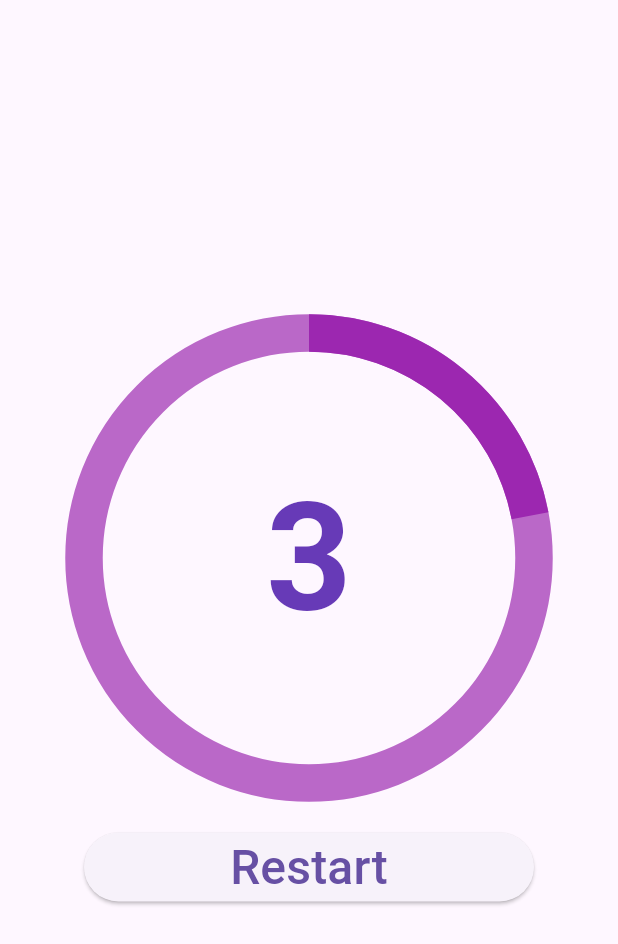
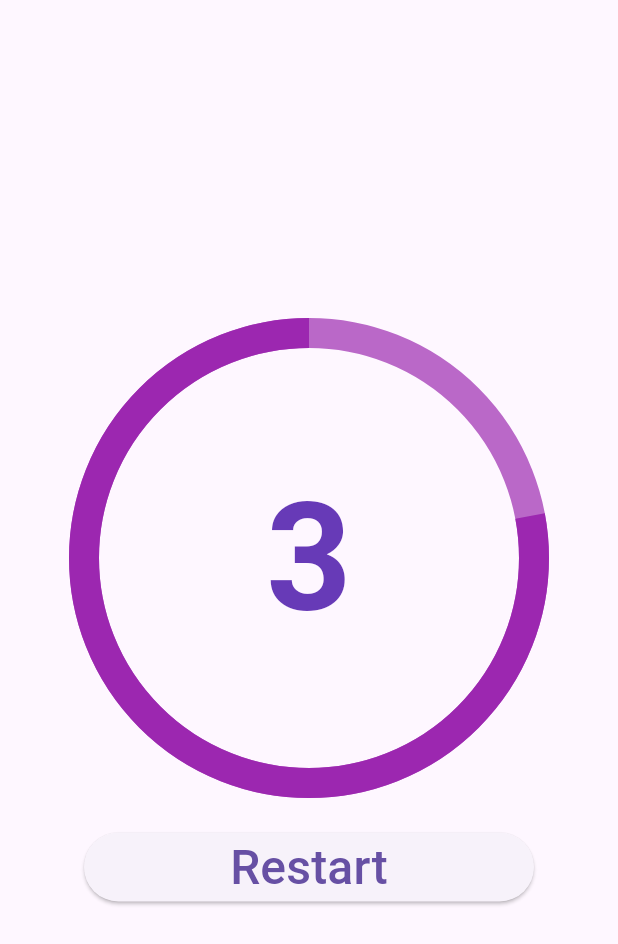
Before and after one commit to wonyong-park/study_ui_challenges, a Flutter app: the screen it shows after launch, on a phone screen of 412 x 824 dp. Shown: the top 944 px of the screen. Run offline on Flutter 3.47's test engine with Material 3 defaults, Android fonts, the phone set to English and light mode, and no system bars; our stand-ins replace flutter_svg.

Commit message:
CountRenderer Widget 으로 뺴기

```diff
--- a/c002_radial_countdown_starter/lib/main.dart
+++ b/c002_radial_countdown_starter/lib/main.dart
@@ -1,3 +1,5 @@
+import 'dart:math';
+
 import 'package:flutter/material.dart';
 import 'package:flutter/scheduler.dart';
 
@@ -41,19 +43,27 @@ class CountdownAndRestart extends StatefulWidget {
 
 class CountdownAndRestartState extends State<CountdownAndRestart> with SingleTickerProviderStateMixin {
   static const maxWidth = 300.0;
+  // 카운트 다운 총 시간
+  static const int timeoutInSeconds = 10;
+  // 경과 시간
   Duration _elapsed = Duration.zero;
+
   late final Ticker _ticker;
-  final int totalTime = 10;
-  int remainingTime = 10;
-  double percent = 1.0;
+
+  // 남은 시간
+  // int remainingTime = 10;
+  int get remainingTime => max(0, timeoutInSeconds - _elapsed.inSeconds);
+
+  // 남은 퍼센트
+  // double percent = 1.0;
+  double get percent => _elapsed.inMilliseconds / (1000 * timeoutInSeconds.toDouble());
+
 
   @override
   void initState() {
     _ticker = createTicker((elapsed) {
       setState(() {
         _elapsed = elapsed;
-        percent = (10000 - _elapsed.inMilliseconds) / 10000;
-        remainingTime = totalTime - _elapsed.inSeconds;
       });
 
       if (_elapsed.inSeconds >= 10) _ticker.stop();
@@ -79,28 +89,9 @@ class CountdownAndRestartState extends State<CountdownAndRestart> with SingleTic
       mainAxisSize: MainAxisSize.min,
       crossAxisAlignment: CrossAxisAlignment.stretch,
       children: [
-        Stack(
-          alignment: Alignment.center,
-          children: [
-            SizedBox(
-              width: maxWidth,
-              height: maxWidth,
-              child: CircularProgressIndicator(
-                strokeWidth: 25,
-                value: percent,
-                valueColor: const AlwaysStoppedAnimation<Color>(Colors.purple),
-                backgroundColor: Colors.purple[300],
-              ),
-            ),
-            Text(
-              remainingTime.toString(),
-              style: const TextStyle(
-                color: Colors.deepPurple,
-                fontWeight: FontWeight.bold,
-                fontSize: 100,
-              ),
-            ),
-          ],
+        CountdownRender(
+          percent: percent,
+          remainingTime: remainingTime,
         ),
         const SizedBox(height: 32),
         ElevatedButton(
@@ -115,3 +106,55 @@ class CountdownAndRestartState extends State<CountdownAndRestart> with SingleTic
     );
   }
 }
+
+class CountdownRender extends StatelessWidget {
+  final int remainingTime;
+  final double percent;
+
+  const CountdownRender({
+    super.key,
+    required this.remainingTime,
+    required this.percent,
+  });
+
+  @override
+  Widget build(BuildContext context) {
+    return AspectRatio(
+      aspectRatio: 1.0,
+      child: Stack(
+        alignment: Alignment.center,
+        children: [
+          LayoutBuilder(
+            builder: (context, constraints) {
+              final strokeWidth = constraints.maxWidth / 15;
+              return AspectRatio(
+                aspectRatio: 1.0,
+                child: Transform(
+                  alignment: Alignment.center,
+                  transform: Matrix4.rotationY(pi),
+                  child: CircularProgressIndicator(
+                    strokeWidth: strokeWidth,
+                    value: percent,
+                    valueColor: const AlwaysStoppedAnimation<Color>(Colors.purple),
+                    backgroundColor: Colors.purple[300],
+                  ),
+                ),
+              );
+            },
+          ),
+          Align(
+            alignment: Alignment.center,
+            child: Text(
+              remainingTime.toString(),
+              style: const TextStyle(
+                color: Colors.deepPurple,
+                fontWeight: FontWeight.bold,
+                fontSize: 100,
+              ),
+            ),
+          ),
+        ],
+      ),
+    );
+  }
+}
```
